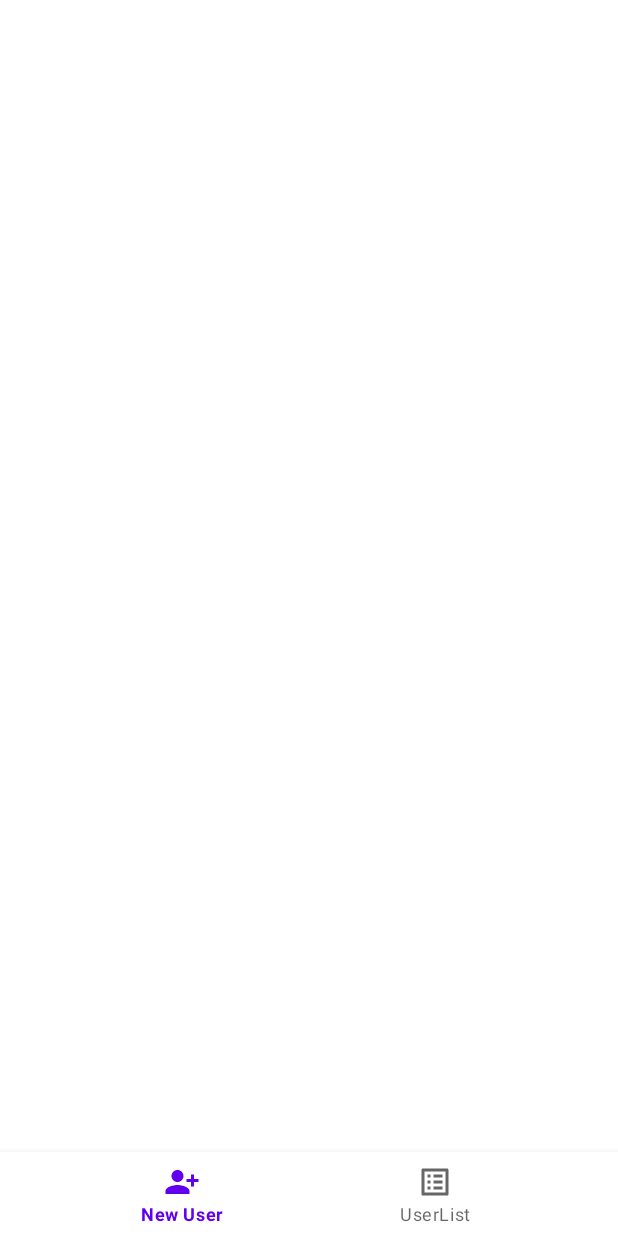
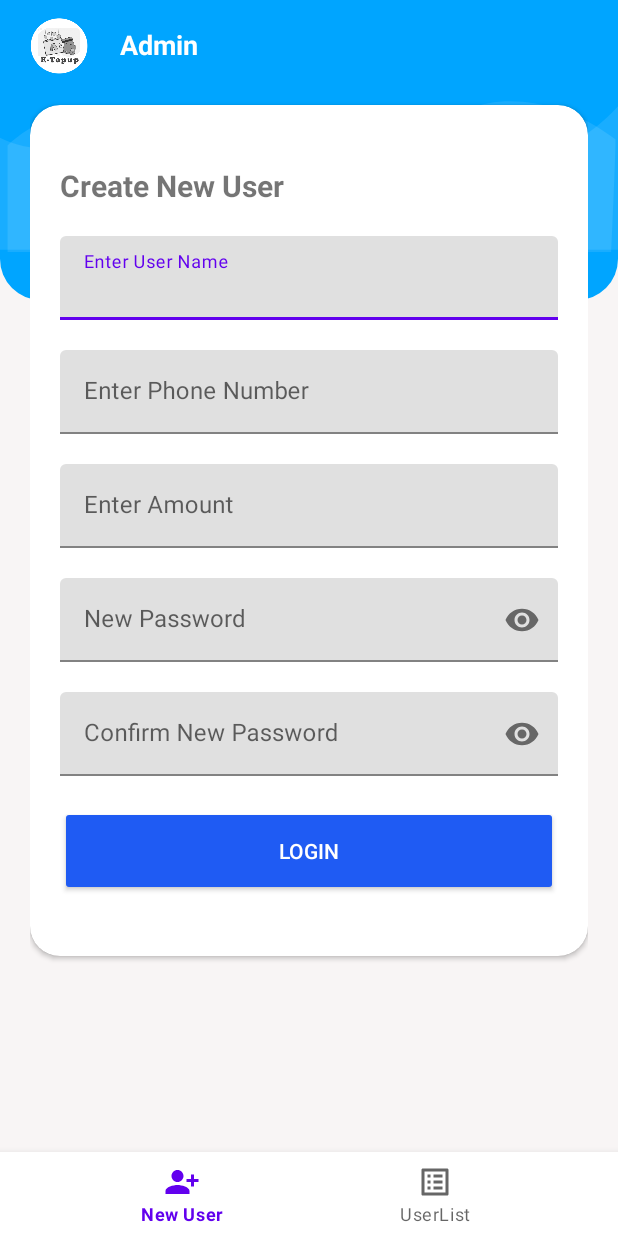
Before and after one commit to dev-mgkaung/ETopup, an Android app: the NewUserFragment screen opened directly, with no data from a screen before it, on a phone screen of 412 x 824 dp. Before the commit the screen is almost empty. Run offline under Robolectric (Android 15) with nearby library versions, the phone set to English and light mode, and no system bars; our stand-ins replace navigation-ui.

Commit message:
add sessionmanager

```diff
--- a/app/src/main/java/mm/etopup/com/ETopUpApplication.java
+++ b/app/src/main/java/mm/etopup/com/ETopUpApplication.java
@@ -4,6 +4,7 @@ import android.app.Application;
 
 import mm.etopup.com.database.AppDatabase;
 import mm.etopup.com.database.entity.UserEntity;
+import mm.etopup.com.utils.SessionManager;
 
 public class ETopUpApplication extends Application {
     protected AppDatabase mAppDatabase;
@@ -13,5 +14,6 @@ public class ETopUpApplication extends Application {
         mAppDatabase = AppDatabase.getInMemoryDatabase(this);
         mAppDatabase.userDao().insertUser(new UserEntity(
                 0, "admin", "12345","091234567",1000,"admin"));
+        SessionManager.getObjectInstance(this).initSession();
     }
 }
--- a/app/src/main/java/mm/etopup/com/activities/AdminActivity.java
+++ b/app/src/main/java/mm/etopup/com/activities/AdminActivity.java
@@ -24,9 +24,7 @@ public class AdminActivity extends BaseActivity {
         super.onCreate(savedInstanceState);
         setContentView(R.layout.activity_admin);
         BottomNavigationView navView = findViewById(R.id.nav_view);
-        AppBarConfiguration appBarConfiguration = new AppBarConfiguration.Builder(R.id.navigation_new_user, R.id.navigation_userlist).build();
         NavController navController = Navigation.findNavController(this, R.id.nav_host_fragment);
-      //  NavigationUI.setupActionBarWithNavController(this, navController, appBarConfiguration);
         NavigationUI.setupWithNavController(navView, navController);
     }
 
--- a/app/src/main/java/mm/etopup/com/activities/LoginActivity.java
+++ b/app/src/main/java/mm/etopup/com/activities/LoginActivity.java
@@ -17,6 +17,7 @@ import mm.etopup.com.R;
 import mm.etopup.com.base.activity.BaseActivity;
 import mm.etopup.com.database.entity.UserEntity;
 import mm.etopup.com.mvp.presenters.LoginPresenter;
+import mm.etopup.com.utils.SessionManager;
 
 public class LoginActivity extends BaseActivity  {
 
@@ -70,9 +71,13 @@ public class LoginActivity extends BaseActivity  {
                         if (user != null) {
                             if(user.user_type.equalsIgnoreCase("admin")){
                                 AdminActivity.open(LoginActivity.this);
+                                SessionManager.getObjectInstance(LoginActivity.this).setAlreadyLoggedInUserType("admin");
                             }else {
                                 UserActivity.open(LoginActivity.this);
+                                SessionManager.getObjectInstance(LoginActivity.this).setAlreadyLoggedInUserType("user");
                             }
+                            SessionManager.getObjectInstance(LoginActivity.this).setLoggedIn(true);
+
                             LoginActivity.this.finish();
                         }else{
                             Toast.makeText(LoginActivity.this,"Something Wrong Login Failed",Toast.LENGTH_LONG).show();
--- a/app/src/main/java/mm/etopup/com/activities/SplashActivity.java
+++ b/app/src/main/java/mm/etopup/com/activities/SplashActivity.java
@@ -1,8 +1,11 @@
 package mm.etopup.com.activities;
 
 import android.os.Bundle;
+
 import mm.etopup.com.R;
 import mm.etopup.com.base.activity.BaseActivity;
+import mm.etopup.com.database.entity.UserEntity;
+import mm.etopup.com.utils.SessionManager;
 
 
 public class SplashActivity extends BaseActivity {
@@ -14,14 +17,22 @@ public class SplashActivity extends BaseActivity {
         super.onCreate(savedInstanceState);
         setContentView(R.layout.activity_splash_screen);
 
-        Thread myThread = new Thread(){
+        Thread myThread = new Thread() {
             @Override
-            public void run(){
+            public void run() {
                 try {
                     // Wait delay Time 3 sec
                     sleep(3000);
                     // Go To Login Screen
-                    LoginActivity.open(SplashActivity.this);
+                    if (SessionManager.getObjectInstance(SplashActivity.this).getLoggedIn()) {
+                        if (SessionManager.getObjectInstance(SplashActivity.this).getAlreadyLoggedInUserType().equalsIgnoreCase("admin")) {
+                            AdminActivity.open(SplashActivity.this);
+                        } else {
+                            UserActivity.open(SplashActivity.this);
+                        }
+                    } else {
+                        LoginActivity.open(SplashActivity.this);
+                    }
                     // Close this page
                     finish();
                 } catch (InterruptedException e) {
--- /dev/null
+++ b/app/src/main/java/mm/etopup/com/utils/SessionManager.java
@@ -0,0 +1,61 @@
+package mm.etopup.com.utils;
+
+
+import android.content.Context;
+import android.content.SharedPreferences;
+
+public class SessionManager {
+    public static SessionManager objectInstance;
+    public boolean show_popup = false;
+    // Shared Preferences
+    SharedPreferences pref;
+    // Editor for Shared preferences
+    SharedPreferences.Editor editor;
+    // Context
+    Context _context;
+    // Shared pref mode
+    int PRIVATE_MODE = 0;
+
+    private String PREF_NAME = "ELoad";
+    private String IS_LOGIN = "IsLoggedIn";
+    private String KEY_USERTYPE = "usertype";
+
+    public SessionManager() {
+    }
+
+    // Constructor
+    public SessionManager(Context context) {
+        this._context = context;
+    }
+
+    public void initSession() {
+        pref = _context.getSharedPreferences(PREF_NAME, PRIVATE_MODE);
+        editor = pref.edit();
+    }
+
+    public static SessionManager getObjectInstance(Context context) {
+        if (objectInstance == null) {
+            objectInstance = new SessionManager(context);
+            objectInstance.initSession();
+        }
+        return objectInstance;
+    }
+
+    public boolean getLoggedIn() {
+        return pref.getBoolean(IS_LOGIN, false);
+    }
+
+    public void setLoggedIn(boolean loggedIn) {
+        editor.putBoolean(IS_LOGIN, loggedIn);
+        editor.commit();
+    }
+
+    public void setAlreadyLoggedInUserType(String type) {
+        editor.putString(KEY_USERTYPE, type);
+        editor.commit();
+    }
+
+    public String getAlreadyLoggedInUserType() {
+        return pref.getString(KEY_USERTYPE, "");
+    }
+}
--- a/app/src/main/res/layout/activity_admin.xml
+++ b/app/src/main/res/layout/activity_admin.xml
@@ -3,8 +3,7 @@
     xmlns:app="http://schemas.android.com/apk/res-auto"
     android:id="@+id/container"
     android:layout_width="match_parent"
-    android:layout_height="match_parent"
-    android:paddingTop="?attr/actionBarSize">
+    android:layout_height="match_parent">
 
     <com.google.android.material.bottomnavigation.BottomNavigationView
         android:id="@+id/nav_view"
--- /dev/null
+++ b/app/src/main/res/layout/content_new_user.xml
@@ -0,0 +1,114 @@
+<?xml version="1.0" encoding="utf-8"?>
+<androidx.cardview.widget.CardView
+    xmlns:android="http://schemas.android.com/apk/res/android"
+    xmlns:app="http://schemas.android.com/apk/res-auto"
+    app:cardCornerRadius="@dimen/loginCardRadius"
+    android:layout_width="match_parent"
+    android:layout_height="wrap_content"
+    android:elevation="8dp"
+    android:layout_gravity="center"
+    android:layout_marginTop="@dimen/loginViewsMargin"
+    android:layout_marginBottom="@dimen/loginViewsMargin"
+    android:background="@color/white">
+
+
+    <LinearLayout
+        android:orientation="vertical"
+        android:layout_width="match_parent"
+        android:layout_height="match_parent"
+        android:layout_gravity="center"
+        android:padding="@dimen/loginViewsMargin">
+
+        <TextView
+            android:layout_width="match_parent"
+            android:layout_height="wrap_content"
+            android:text="Create New User"
+            android:textStyle="bold"
+            android:textSize="20sp"
+            android:layout_marginTop="@dimen/loginViewsMargin"/>
+
+        <com.google.android.material.textfield.TextInputLayout
+            android:layout_width="match_parent"
+            android:layout_height="wrap_content"
+            android:id="@+id/new_user_name"
+            android:layout_marginTop="@dimen/loginViewsMargin">
+            <androidx.appcompat.widget.AppCompatEditText
+                android:layout_width="match_parent"
+                android:layout_height="wrap_content"
+                android:id="@+id/ed_username"
+                android:inputType="text"
+                android:maxLines="1"
+                android:hint="Enter User Name"/>
+        </com.google.android.material.textfield.TextInputLayout>
+        <com.google.android.material.textfield.TextInputLayout
+            android:layout_width="match_parent"
+            android:layout_height="wrap_content"
+            android:id="@+id/new_user_phone"
+            android:layout_marginTop="@dimen/loginViewsMargin">
+            <androidx.appcompat.widget.AppCompatEditText
+                android:layout_width="match_parent"
+                android:layout_height="wrap_content"
+                android:id="@+id/ed_user_phone"
+                android:inputType="number"
+                android:maxLines="1"
+                android:hint="Enter Phone Number"/>
+        </com.google.android.material.textfield.TextInputLayout>
+        <com.google.android.material.textfield.TextInputLayout
+            android:layout_width="match_parent"
+            android:layout_height="wrap_content"
+            android:id="@+id/new_user_balance"
+            android:layout_marginTop="@dimen/loginViewsMargin">
+        <androidx.appcompat.widget.AppCompatEditText
+            android:layout_width="match_parent"
+            android:layout_height="wrap_content"
+            android:id="@+id/ed_user_balance"
+            android:inputType="number"
+            android:maxLines="1"
+            android:hint="Enter Amount"/>
+        </com.google.android.material.textfield.TextInputLayout>
+        <com.google.android.material.textfield.TextInputLayout
+            android:id="@+id/new_password"
+            android:layout_width="match_parent"
+            android:layout_height="wrap_content"
+            app:passwordToggleEnabled="true"
+            android:layout_marginTop="@dimen/loginViewsMargin">
+            <androidx.appcompat.widget.AppCompatEditText
+                android:id="@+id/ed_new_password"
+                android:layout_width="match_parent"
+                android:layout_height="wrap_content"
+                android:hint="New Password"
+                android:maxLines="1"
+                android:inputType="textPassword"/>
+        </com.google.android.material.textfield.TextInputLayout>
+        <com.google.android.material.textfield.TextInputLayout
+            android:id="@+id/confirm_password"
+            android:layout_width="match_parent"
+            android:layout_height="wrap_content"
+            app:passwordToggleEnabled="true"
+            android:layout_marginTop="@dimen/loginViewsMargin">
+            <androidx.appcompat.widget.AppCompatEditText
+                android:id="@+id/ed_confirm_password"
+                android:layout_width="match_parent"
+                android:layout_height="wrap_content"
+                android:hint="Confirm New Password"
+                android:maxLines="1"
+                android:inputType="textPassword"/>
+        </com.google.android.material.textfield.TextInputLayout>
+
+
+        <androidx.appcompat.widget.AppCompatButton
+            android:layout_width="match_parent"
+            android:layout_height="60dp"
+            android:id="@+id/create_btn"
+            android:backgroundTint="@color/colorPrimary"
+            android:text="Login"
+            android:textColor="@color/white"
+            android:layout_gravity="center_horizontal"
+            android:layout_marginBottom="@dimen/loginViewsMargin"
+            android:layout_marginTop="@dimen/loginViewsMargin"/>
+
+
+
+
+    </LinearLayout>
+</androidx.cardview.widget.CardView>
--- a/app/src/main/res/layout/fragment_new_user.xml
+++ b/app/src/main/res/layout/fragment_new_user.xml
@@ -1,21 +1,83 @@
 <?xml version="1.0" encoding="utf-8"?>
-<androidx.constraintlayout.widget.ConstraintLayout xmlns:android="http://schemas.android.com/apk/res/android"
-    xmlns:app="http://schemas.android.com/apk/res-auto"
-    xmlns:tools="http://schemas.android.com/tools"
+<RelativeLayout xmlns:android="http://schemas.android.com/apk/res/android"
     android:layout_width="match_parent"
     android:layout_height="match_parent"
-    tools:context=".fragment.user.AccountFragment">
+    android:background="#F8F5F5"
+    android:orientation="vertical">
 
-    <TextView
-        android:id="@+id/text_dashboard"
+    <ScrollView
         android:layout_width="match_parent"
-        android:layout_height="wrap_content"
-        android:layout_marginStart="8dp"
-        android:layout_marginTop="8dp"
-        android:layout_marginEnd="8dp"
-        android:textSize="20sp"
-        app:layout_constraintBottom_toBottomOf="parent"
-        app:layout_constraintEnd_toEndOf="parent"
-        app:layout_constraintStart_toStartOf="parent"
-        app:layout_constraintTop_toTopOf="parent" />
-</androidx.constraintlayout.widget.ConstraintLayout>
+        android:layout_height="match_parent">
+
+        <RelativeLayout
+            android:layout_width="match_parent"
+            android:layout_height="match_parent">
+
+
+            <LinearLayout
+                android:layout_width="match_parent"
+                android:layout_height="match_parent"
+                android:layout_alignParentTop="true">
+
+                <LinearLayout
+                    android:layout_width="match_parent"
+                    android:layout_height="200dp"
+                    android:background="@drawable/login_shape_bk"
+                    android:orientation="vertical"
+                    android:layout_weight="6">
+
+                    <ImageView
+                        android:layout_width="match_parent"
+                        android:layout_height="wrap_content"
+                        android:background="@drawable/ic_login_bk"
+                        android:contentDescription="login background" />
+
+                </LinearLayout>
+
+            </LinearLayout>
+
+            <LinearLayout
+                android:layout_width="match_parent"
+                android:layout_height="match_parent"
+                android:layout_alignParentTop="true"
+                android:orientation="vertical"
+                android:layout_marginTop="10dp"
+                android:layout_marginRight="20dp"
+                android:layout_marginLeft="20dp">
+
+
+                <LinearLayout
+                    android:layout_width="match_parent"
+                    android:layout_height="wrap_content"
+                    android:layout_gravity="center"
+                    android:orientation="horizontal">
+                    <ImageView
+                        android:layout_width="40dp"
+                        android:layout_height="40dp"
+                        android:layout_gravity="center"
+                        android:src="@drawable/logo"
+                        android:backgroundTint="@color/white"/>
+                    <TextView
+                        android:layout_width="wrap_content"
+                        android:layout_height="match_parent"
+                        android:textSize="18sp"
+                        android:textAlignment="center"
+                        android:textStyle="bold"
+                        android:layout_marginLeft="20dp"
+                        android:gravity="center"
+                        android:layout_gravity="center"
+                        android:textColor="@color/white"
+                        android:text="Admin"/>
+                </LinearLayout>
+
+
+                <include layout="@layout/content_new_user"/>
+
+
+            </LinearLayout>
+
+        </RelativeLayout>
+
+    </ScrollView>
+
+</RelativeLayout>
--- a/app/src/main/res/layout/fragment_user_list.xml
+++ b/app/src/main/res/layout/fragment_user_list.xml
@@ -4,6 +4,7 @@
     xmlns:tools="http://schemas.android.com/tools"
     android:layout_width="match_parent"
     android:layout_height="match_parent"
+    android:background="@color/black"
     tools:context=".fragment.admin.UserListFragment">
 
     <TextView
```
Also changed, not shown: app/src/main/res/drawable/admin.png (added).
